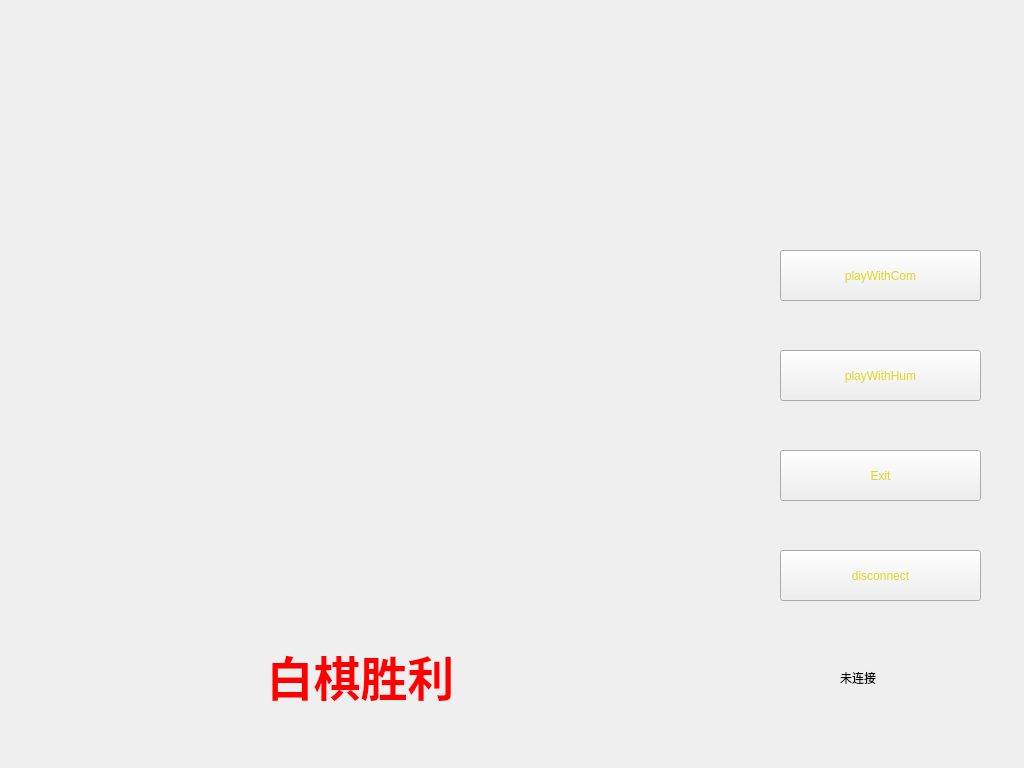
Old version of the form mainwindow.ui in the repository NoahNieh/gomuku-qt.
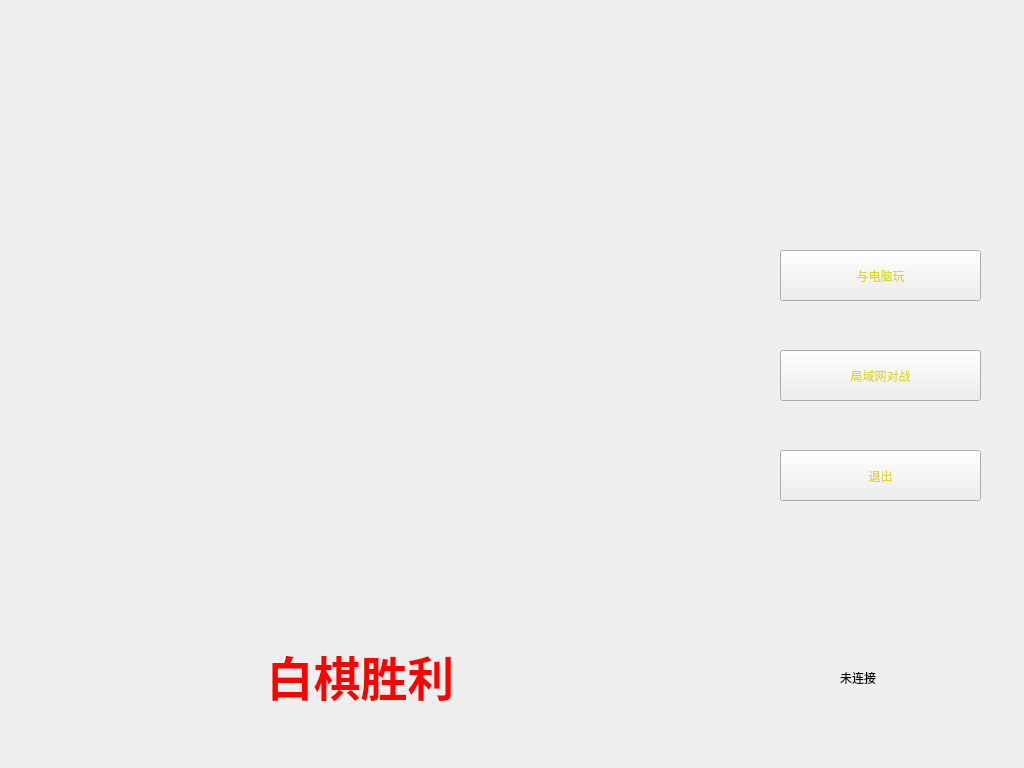
New version of the form. Icons and pictures are not drawn.

Commit message:
v1.0 play in LAN
now can play in LAN
now can restart the game

The edit to the form file:
```diff
--- a/mainwindow.ui
+++ b/mainwindow.ui
@@ -56,7 +56,7 @@
       </rect>
      </property>
      <property name="text">
-      <string>Exit</string>
+      <string>退出</string>
      </property>
     </widget>
     <widget class="QPushButton" name="playWithCom">
@@ -75,7 +75,7 @@
       <string notr="true"/>
      </property>
      <property name="text">
-      <string>playWithCom</string>
+      <string>与电脑玩</string>
      </property>
     </widget>
     <widget class="QPushButton" name="playWithHum">
@@ -88,23 +88,7 @@
       </rect>
      </property>
      <property name="text">
-      <string>playWithHum</string>
-     </property>
-    </widget>
-    <widget class="QPushButton" name="disconnect">
-     <property name="enabled">
-      <bool>true</bool>
-     </property>
-     <property name="geometry">
-      <rect>
-       <x>20</x>
-       <y>530</y>
-       <width>201</width>
-       <height>51</height>
-      </rect>
-     </property>
-     <property name="text">
-      <string>disconnect</string>
+      <string>局域网对战</string>
      </property>
     </widget>
     <widget class="QLabel" name="status">
```
The commit also changes 2 other files.
